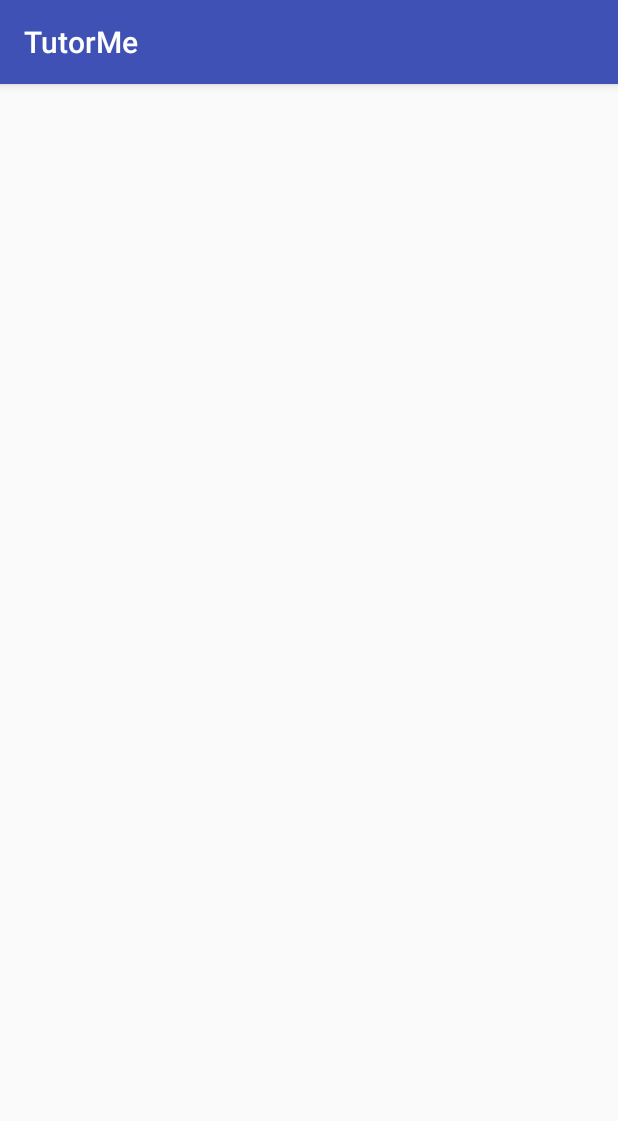
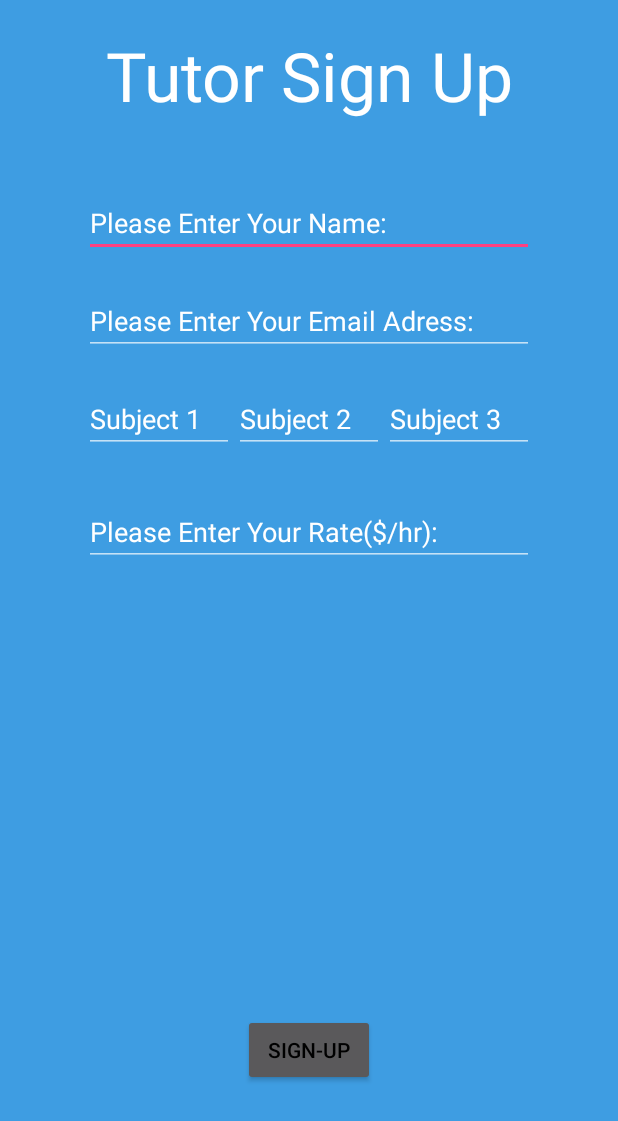
Before and after one commit to StephenVanSon/TutorMe, an Android app: the TutorActivity screen opened directly, with no data from a screen before it, on a phone screen of 412 x 824 dp. Shown: the top 1121 px of the screen. Run offline under Robolectric (Android 15) with nearby library versions, the phone set to English and light mode, and no system bars.

Commit message:
layouts coming together

```diff
--- a/app/src/main/res/layout/activity_tutor.xml
+++ b/app/src/main/res/layout/activity_tutor.xml
@@ -1,12 +1,144 @@
 <?xml version="1.0" encoding="utf-8"?>
-<RelativeLayout xmlns:android="http://schemas.android.com/apk/res/android"
-    xmlns:tools="http://schemas.android.com/tools"
+<LinearLayout
+    android:layout_height="match_parent"
     android:layout_width="match_parent"
-    android:layout_height="match_parent"
-    android:paddingBottom="@dimen/activity_vertical_margin"
-    android:paddingLeft="@dimen/activity_horizontal_margin"
-    android:paddingRight="@dimen/activity_horizontal_margin"
-    android:paddingTop="@dimen/activity_vertical_margin"
-    tools:context=".activities.TutorActivity">
+    android:orientation="vertical"
+    android:background="#3E9DE2"
+    xmlns:android="http://schemas.android.com/apk/res/android">
 
-</RelativeLayout>
+    <LinearLayout
+        android:layout_width="match_parent"
+        android:layout_height="0dp"
+        android:layout_weight="0.7"
+        android:orientation="vertical"
+        >
+
+        <TextView
+            android:layout_width="match_parent"
+            android:layout_height="wrap_content"
+            android:layout_marginTop="20dp"
+            android:text="Tutor Sign Up"
+            android:textSize="45dp"
+            android:textColor="#FFFFFF"
+            android:gravity="center_horizontal"
+            android:id="@+id/tutor-banner"
+            />
+
+        <EditText
+            android:layout_width="300dp"
+            android:layout_gravity="center_horizontal"
+            android:layout_marginTop="45dp"
+            android:layout_height="wrap_content"
+            android:inputType="textPersonName"
+            android:hint="Please Enter Your Name:"
+            android:textColorHint="#FFFFFF"
+            android:textColor="#FFFFFF"
+            android:id="@+id/tutor-name"
+            />
+        <EditText
+            android:layout_width="300dp"
+            android:layout_marginTop="20dp"
+            android:layout_gravity="center_horizontal"
+            android:layout_height="wrap_content"
+            android:inputType="textEmailAddress"
+            android:hint="Please Enter Your Email Adress:"
+            android:textColorHint="#FFFFFF"
+            android:textColor="#FFFFFF"
+            android:id="@+id/tutor-email"
+            />
+
+        <LinearLayout
+            android:layout_width="match_parent"
+            android:layout_height="wrap_content"
+            android:orientation="horizontal"
+            android:gravity="center_horizontal"
+            android:layout_marginTop="20dp"
+            >
+
+
+            <EditText
+                android:layout_width="100dp"
+                android:layout_height="wrap_content"
+                android:id="@+id/tutor-subject1"
+                android:hint="Subject 1"
+                android:textColorHint="#FFFFFF"
+                android:textColor="#FFFFFF"
+                />
+
+            <EditText
+                android:layout_width="100dp"
+                android:layout_height="wrap_content"
+                android:id="@+id/tutor-subject2"
+                android:hint="Subject 2"
+                android:textColorHint="#FFFFFF"
+                android:textColor="#FFFFFF"
+                />
+
+            <EditText
+                android:layout_width="100dp"
+                android:layout_height="wrap_content"
+                android:id="@+id/tutor-subject3"
+                android:hint="Subject 3"
+                android:textColorHint="#FFFFFF"
+                android:textColor="#FFFFFF"
+                />
+
+
+
+        </LinearLayout>
+
+
+
+        <EditText
+            android:layout_width="300dp"
+            android:layout_marginTop="30dp"
+            android:layout_gravity="center_horizontal"
+            android:layout_height="wrap_content"
+            android:gravity="bottom"
+            android:inputType="numberDecimal"
+            android:hint="Please Enter Your Rate($/hr):"
+            android:textColorHint="#FFFFFF"
+            android:textColor="#FFFFFF"
+            android:id="@+id/tutor-rate"
+            />
+
+    </LinearLayout>
+
+
+    <LinearLayout
+        android:layout_width="match_parent"
+        android:layout_height="0dp"
+        android:layout_weight="0.3"
+        android:orientation="vertical"
+        >
+
+        <FrameLayout
+            android:layout_width="match_parent"
+            android:layout_height="
+            0dp"
+            android:layout_weight="1"
+            >
+
+            <Button
+                android:layout_width="wrap_content"
+                android:layout_height="wrap_content"
+                android:layout_gravity="center"
+                android:text="Sign-Up"
+                android:id="@+id/tutor-signup"
+                android:textColor="#000000"
+
+                />
+
+        </FrameLayout>
+
+
+
+    </LinearLayout>
+
+
+
+
+
+
+
+</LinearLayout>
--- a/app/src/main/res/values/styles.xml
+++ b/app/src/main/res/values/styles.xml
@@ -1,7 +1,7 @@
 <resources>
 
     <!-- Base application theme. -->
-    <style name="AppTheme" parent="Theme.AppCompat.Light.DarkActionBar">
+    <style name="AppTheme" parent="Theme.AppCompat.NoActionBar">
         <!-- Customize your theme here. -->
         <item name="colorPrimary">@color/colorPrimary</item>
         <item name="colorPrimaryDark">@color/colorPrimaryDark</item>
```
Also changed, not shown: app/src/main/res/layout/activity_initial.xml (+9 -7 lines), app/src/main/res/layout/activity_student.xml (+81 -7 lines).
